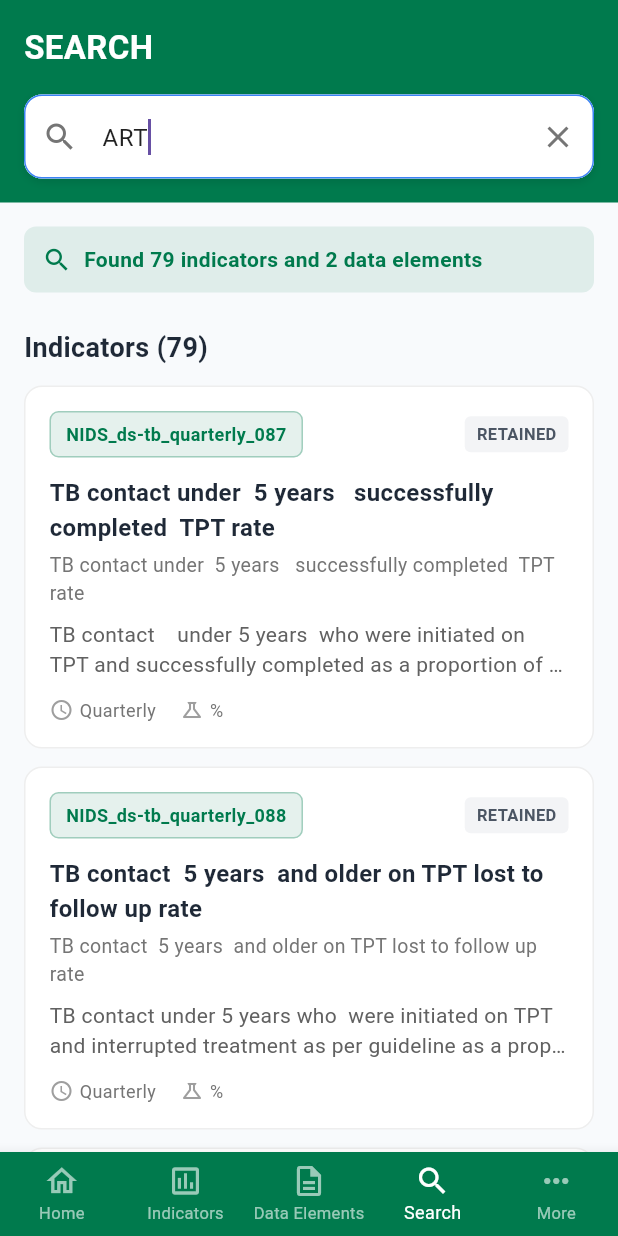
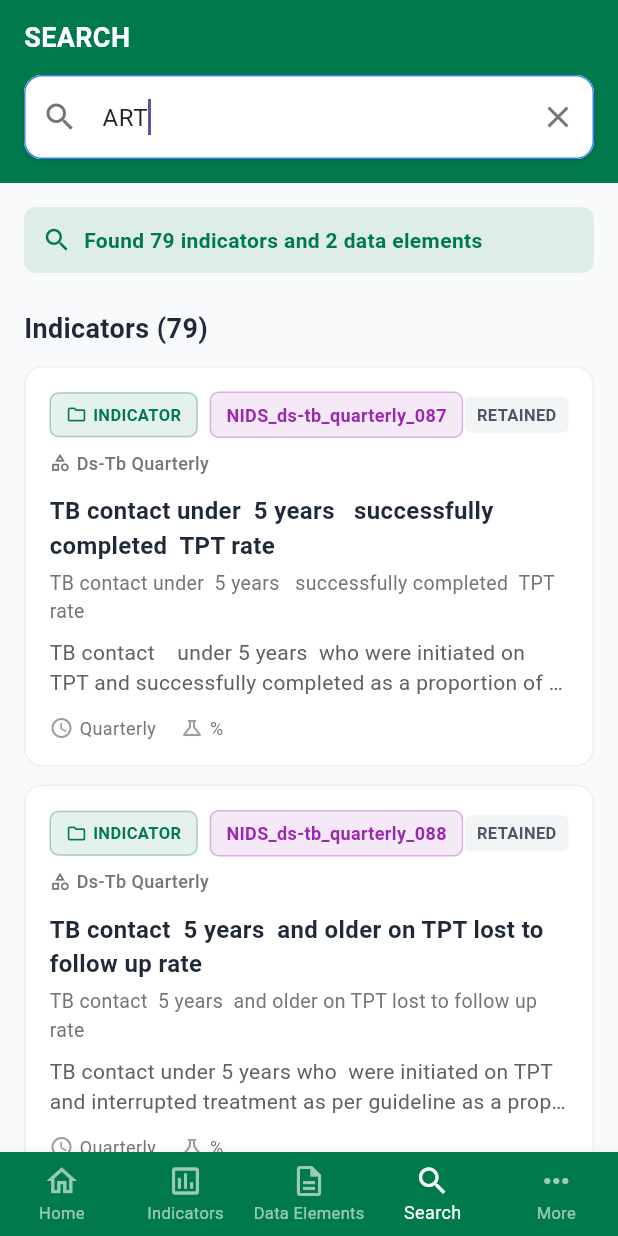
Before and after one commit to seventeen-squares/hiv_mer, a Flutter app: the screen it shows after launch, after a tap on "Search", after a tap on "ART", on a phone screen of 412 x 824 dp. Run offline on Flutter 3.47's test engine with Material 3 defaults, Android fonts, the phone set to English and light mode, and no system bars; our stand-ins replace share_plus, shared_preferences; missing offline and left inert: syncfusion_flutter_pdfviewer; accounts and stored records are empty; generated files the repository leaves out were written again; Roboto replaces fonts that are missing (SF Pro Display).

Commit message:
worked on new features

```diff
--- a/lib/src/app.dart
+++ b/lib/src/app.dart
@@ -14,6 +14,7 @@ import 'data_elements/data_element_detail_screen.dart';
 import 'data_elements/data_element_list_screen.dart';
 import 'notifications/notifications_screen.dart';
 import 'resources/resources_screen.dart';
+import 'resources/pdf_viewer_screen.dart';
 import 'navigation/main_navigation.dart';
 import 'onboarding/role_selection_screen.dart';
 import 'sample_feature/sample_item_details_view.dart';
@@ -315,6 +316,8 @@ class MyApp extends StatelessWidget {
                     return const NotificationsScreen();
                   case ResourcesScreen.routeName:
                     return const ResourcesScreen();
+                  case PdfViewerScreen.routeName:
+                    return const PdfViewerScreen();
                   case SampleItemDetailsView.routeName:
                     return const SampleItemDetailsView();
                   case HomeScreen.routeName:
--- a/lib/src/data_elements/data_elements_screen.dart
+++ b/lib/src/data_elements/data_elements_screen.dart
@@ -161,13 +161,17 @@ class _DataElementsScreenState extends State<DataElementsScreen> {
 
     return Scaffold(
       backgroundColor: const Color(0xFFF8FAFC),
-      body: SafeArea(
-        child: Column(
+      body: Column(
         children: [
           // Custom App Bar
           Container(
-              padding: const EdgeInsets.all(20.0),
-              decoration: BoxDecoration(
+            padding: EdgeInsets.only(
+              top: MediaQuery.of(context).padding.top + 8,
+              left: 16.0,
+              right: 16.0,
+              bottom: 10.0,
+            ),
+            decoration: const BoxDecoration(
               color: saGovernmentGreen,
             ),
             child: Row(
@@ -179,6 +183,8 @@ class _DataElementsScreenState extends State<DataElementsScreen> {
                       Icons.arrow_back,
                       color: Colors.white,
                     ),
+                    padding: EdgeInsets.zero,
+                    constraints: const BoxConstraints(),
                   ),
                 if (canPop) const SizedBox(width: 8),
                 const Expanded(
@@ -186,8 +192,8 @@ class _DataElementsScreenState extends State<DataElementsScreen> {
                     'Data Elements',
                     style: TextStyle(
                       color: Colors.white,
-                        fontSize: 24,
-                        fontWeight: FontWeight.bold,
+                      fontSize: 16,
+                      fontWeight: FontWeight.w600,
                     ),
                   ),
                 ),
@@ -269,7 +275,6 @@ class _DataElementsScreenState extends State<DataElementsScreen> {
           ),
         ],
       ),
-      ),
     );
   }
 
@@ -302,10 +307,9 @@ class _DataElementsScreenState extends State<DataElementsScreen> {
             borderRadius: BorderRadius.circular(16),
           ),
           child: Column(
-            mainAxisAlignment: MainAxisAlignment.center,
-            mainAxisSize: MainAxisSize.min,
+            crossAxisAlignment: CrossAxisAlignment.stretch,
             children: [
-              // Category Icon
+              // Category Icon - fixed alignment
               Container(
                 width: 48,
                 height: 48,
@@ -319,9 +323,11 @@ class _DataElementsScreenState extends State<DataElementsScreen> {
                   size: 24,
                 ),
               ),
-              const SizedBox(height: 10),
-              // Category Name
-              Flexible(
+              const SizedBox(height: 12),
+              // Category Name - fixed height for alignment
+              SizedBox(
+                height: 36, // Fixed height to accommodate 2 lines
+                child: Center(
                   child: Text(
                     category.name,
                     textAlign: TextAlign.center,
@@ -329,14 +335,17 @@ class _DataElementsScreenState extends State<DataElementsScreen> {
                       fontSize: 13,
                       fontWeight: FontWeight.w600,
                       color: Color(0xFF1F2937),
+                      height: 1.3,
                     ),
                     maxLines: 2,
                     overflow: TextOverflow.ellipsis,
                   ),
                 ),
-              const SizedBox(height: 6),
-              // Element Count Badge
-              Container(
+              ),
+              const SizedBox(height: 8),
+              // Element Count Badge - fixed alignment at bottom
+              Center(
+                child: Container(
                   padding: const EdgeInsets.symmetric(
                     horizontal: 8,
                     vertical: 3,
@@ -354,6 +363,7 @@ class _DataElementsScreenState extends State<DataElementsScreen> {
                     ),
                   ),
                 ),
+              ),
             ],
           ),
         ),
--- a/lib/src/home/widgets/summary_card.dart
+++ b/lib/src/home/widgets/summary_card.dart
@@ -22,6 +22,7 @@ class SummaryCard extends StatelessWidget {
       onTap: onTap,
       borderRadius: BorderRadius.circular(16),
       child: Container(
+        height: 110, // Fixed height for symmetry
         padding: const EdgeInsets.all(20),
         decoration: BoxDecoration(
           color: backgroundColor,
@@ -36,6 +37,7 @@ class SummaryCard extends StatelessWidget {
         ),
         child: Column(
           crossAxisAlignment: CrossAxisAlignment.start,
+          mainAxisAlignment: MainAxisAlignment.spaceBetween,
           children: [
             Text(
               title,
@@ -44,8 +46,9 @@ class SummaryCard extends StatelessWidget {
                 fontWeight: FontWeight.w600,
                 color: Colors.white,
               ),
+              maxLines: 2,
+              overflow: TextOverflow.ellipsis,
             ),
-            const SizedBox(height: 8),
             Text(
               count.toString(),
               style: const TextStyle(
--- a/lib/src/indicators/indicator_groups_screen.dart
+++ b/lib/src/indicators/indicator_groups_screen.dart
@@ -304,13 +304,16 @@ class _IndicatorGroupsScreenState extends State<IndicatorGroupsScreen> {
 
     return Scaffold(
       backgroundColor: const Color(0xFFF8FAFC),
-      body: SafeArea(
-        child: Column(
+      body: Column(
         children: [
           // Custom App Bar with SA branding - compact version
           Container(
-              padding:
-                  const EdgeInsets.symmetric(horizontal: 16.0, vertical: 12.0),
+            padding: EdgeInsets.only(
+              top: MediaQuery.of(context).padding.top + 8,
+              left: 16.0,
+              right: 16.0,
+              bottom: 10.0,
+            ),
             decoration: const BoxDecoration(
               color: saGovernmentGreen,
             ),
@@ -332,7 +335,7 @@ class _IndicatorGroupsScreenState extends State<IndicatorGroupsScreen> {
                     'Indicator Groups',
                     style: TextStyle(
                       color: Colors.white,
-                        fontSize: 18,
+                      fontSize: 16,
                       fontWeight: FontWeight.w600,
                     ),
                   ),
@@ -390,7 +393,6 @@ class _IndicatorGroupsScreenState extends State<IndicatorGroupsScreen> {
                         ),
           ),
         ],
-        ),
       ),
     );
   }
--- a/lib/src/search/search_screen.dart
+++ b/lib/src/search/search_screen.dart
@@ -110,13 +110,18 @@ class _SearchScreenState extends State<SearchScreen> {
   @override
   Widget build(BuildContext context) {
     return Scaffold(
-      body: SafeArea(
-        child: Column(
+      backgroundColor: const Color(0xFFF8FAFC),
+      body: Column(
         children: [
+          // Remove SafeArea to eliminate white space
           // Search Header
           Container(
-              padding:
-                  const EdgeInsets.symmetric(horizontal: 16.0, vertical: 16.0),
+            padding: EdgeInsets.only(
+              top: MediaQuery.of(context).padding.top + 12,
+              left: 16.0,
+              right: 16.0,
+              bottom: 16.0,
+            ),
             decoration: const BoxDecoration(
               color: saGovernmentGreen,
             ),
@@ -127,11 +132,11 @@ class _SearchScreenState extends State<SearchScreen> {
                   'SEARCH',
                   style: TextStyle(
                     color: Colors.white,
-                      fontSize: 22,
+                    fontSize: 18,
                     fontWeight: FontWeight.bold,
                   ),
                 ),
-                  const SizedBox(height: 16),
+                const SizedBox(height: 12),
 
                   // Search Bar
                   Container(
@@ -199,7 +204,6 @@ class _SearchScreenState extends State<SearchScreen> {
                       : _buildSearchContent(),
           ),
         ],
-        ),
       ),
     );
   }
@@ -475,6 +479,10 @@ class _SearchScreenState extends State<SearchScreen> {
   }
 
   Widget _buildIndicatorCard(SAIndicator indicator) {
+    // Get the group name for this indicator
+    final group = _indicatorService.getGroupById(indicator.groupId);
+    final groupName = group?.name ?? indicator.groupId;
+
     return Container(
       margin: const EdgeInsets.only(bottom: 12),
       decoration: BoxDecoration(
@@ -511,10 +519,38 @@ class _SearchScreenState extends State<SearchScreen> {
                         width: 1,
                       ),
                     ),
+                    child: Row(
+                      children: [
+                        Icon(Icons.folder_outlined,
+                            size: 14, color: saGovernmentGreen),
+                        const SizedBox(width: 4),
+                        Text(
+                          'INDICATOR',
+                          style: TextStyle(
+                            color: saGovernmentGreen,
+                            fontSize: 11,
+                            fontWeight: FontWeight.bold,
+                          ),
+                        ),
+                      ],
+                    ),
+                  ),
+                  const SizedBox(width: 8),
+                  Container(
+                    padding:
+                        const EdgeInsets.symmetric(horizontal: 10, vertical: 6),
+                    decoration: BoxDecoration(
+                      color: Colors.purple.withOpacity(0.1),
+                      borderRadius: BorderRadius.circular(6),
+                      border: Border.all(
+                        color: Colors.purple.withOpacity(0.3),
+                        width: 1,
+                      ),
+                    ),
                     child: Text(
                       indicator.indicatorId,
-                      style: TextStyle(
-                        color: saGovernmentGreen,
+                      style: const TextStyle(
+                        color: Colors.purple,
                         fontSize: 12,
                         fontWeight: FontWeight.bold,
                       ),
@@ -522,6 +558,27 @@ class _SearchScreenState extends State<SearchScreen> {
                   ),
                   const Spacer(),
                   _buildStatusBadge(indicator.status),
+                ],
+              ),
+              const SizedBox(height: 8),
+              // Programme Group
+              Row(
+                children: [
+                  Icon(Icons.category_outlined,
+                      size: 14, color: Colors.grey.shade600),
+                  const SizedBox(width: 4),
+                  Expanded(
+                    child: Text(
+                      groupName,
+                      style: TextStyle(
+                        color: Colors.grey.shade600,
+                        fontSize: 12,
+                        fontWeight: FontWeight.w500,
+                      ),
+                      maxLines: 1,
+                      overflow: TextOverflow.ellipsis,
+                    ),
+                  ),
                 ],
               ),
               const SizedBox(height: 12),
--- a/lib/src/services/sa_indicator_service.dart
+++ b/lib/src/services/sa_indicator_service.dart
@@ -138,6 +138,21 @@ class SAIndicatorService {
     }
   }
 
+  /// Returns a group by its ID
+  IndicatorGroup? getGroupById(String groupId) {
+    if (_groups == null) {
+      throw StateError('Indicators not loaded. Call loadIndicators() first.');
+    }
+
+    try {
+      return _groups!.firstWhere(
+        (group) => group.id == groupId,
+      );
+    } catch (e) {
+      return null;
+    }
+  }
+
   /// Returns total count of indicators and data elements
   /// Returns map with keys: 'indicators' and 'dataElements'
   Map<String, int> getStatistics() {
--- a/pubspec.yaml
+++ b/pubspec.yaml
@@ -17,6 +17,7 @@ dependencies:
   shared_preferences: ^2.2.2
   share_plus: ^10.1.2
   path_provider: ^2.1.0
+  syncfusion_flutter_pdfviewer: ^27.1.58
 
 dev_dependencies:
   flutter_test:
```
Also changed, not shown: lib/src/data_elements/data_element_detail_screen.dart (+8 -6 lines), lib/src/indicators/favorites_screen.dart (+19 -11 lines), lib/src/indicators/indicator_detail_screen.dart (+8 -6 lines), lib/src/indicators/indicator_list_by_group_screen.dart (+9 -7 lines), lib/src/resources/pdf_viewer_screen.dart (added, +40 -0 lines), lib/src/resources/resources_screen.dart (+10 -31 lines), lib/src/settings/settings_view.dart (+43 -0 lines), pubspec.lock, 3 other files. Lines whose indentation alone changed are shown as unchanged.
